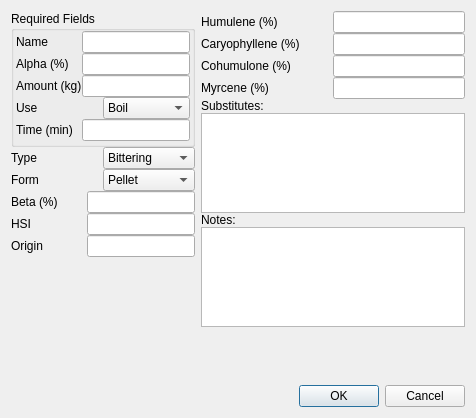
Above: hopEditor.ui from Brewtarget/brewtarget before the change. Below: the same form after it.
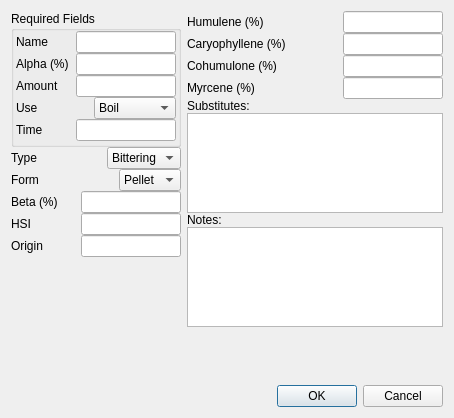
That is the form after the change.

What changed in the file:
```diff
--- a/hopEditor.ui
+++ b/hopEditor.ui
@@ -5,7 +5,7 @@
    <rect>
     <x>0</x>
     <y>0</y>
-    <width>476</width>
+    <width>454</width>
     <height>418</height>
    </rect>
   </property>
@@ -61,6 +61,12 @@
           </property>
           <item>
            <widget class="QLabel" name="label" >
+            <property name="sizePolicy" >
+             <sizepolicy vsizetype="Preferred" hsizetype="Expanding" >
+              <horstretch>0</horstretch>
+              <verstretch>0</verstretch>
+             </sizepolicy>
+            </property>
             <property name="text" >
              <string>Name</string>
             </property>
@@ -69,8 +75,8 @@
           <item>
            <widget class="QLineEdit" name="lineEdit_name" >
             <property name="sizePolicy" >
-             <sizepolicy vsizetype="Fixed" hsizetype="Minimum" >
-              <horstretch>0</horstretch>
+             <sizepolicy vsizetype="Fixed" hsizetype="Fixed" >
+              <horstretch>100</horstretch>
               <verstretch>0</verstretch>
              </sizepolicy>
             </property>
@@ -80,6 +86,12 @@
               <height>0</height>
              </size>
             </property>
+            <property name="maximumSize" >
+             <size>
+              <width>100</width>
+              <height>16777215</height>
+             </size>
+            </property>
            </widget>
           </item>
          </layout>
@@ -88,6 +100,12 @@
          <layout class="QHBoxLayout" name="horizontalLayout_2" >
           <item>
            <widget class="QLabel" name="label_2" >
+            <property name="sizePolicy" >
+             <sizepolicy vsizetype="Preferred" hsizetype="Expanding" >
+              <horstretch>0</horstretch>
+              <verstretch>0</verstretch>
+             </sizepolicy>
+            </property>
             <property name="text" >
              <string>Alpha (%)</string>
             </property>
@@ -96,8 +114,8 @@
           <item>
            <widget class="QLineEdit" name="lineEdit_alpha" >
             <property name="sizePolicy" >
-             <sizepolicy vsizetype="Fixed" hsizetype="Minimum" >
-              <horstretch>0</horstretch>
+             <sizepolicy vsizetype="Fixed" hsizetype="Fixed" >
+              <horstretch>100</horstretch>
               <verstretch>0</verstretch>
              </sizepolicy>
             </property>
@@ -107,6 +125,12 @@
               <height>0</height>
              </size>
             </property>
+            <property name="maximumSize" >
+             <size>
+              <width>100</width>
+              <height>16777215</height>
+             </size>
+            </property>
            </widget>
           </item>
          </layout>
@@ -115,16 +139,22 @@
          <layout class="QHBoxLayout" name="horizontalLayout_3" >
           <item>
            <widget class="QLabel" name="label_3" >
+            <property name="sizePolicy" >
+             <sizepolicy vsizetype="Preferred" hsizetype="Expanding" >
+              <horstretch>0</horstretch>
+              <verstretch>0</verstretch>
+             </sizepolicy>
+            </property>
             <property name="text" >
-             <string>Amount (kg)</string>
+             <string>Amount </string>
             </property>
            </widget>
           </item>
           <item>
            <widget class="QLineEdit" name="lineEdit_amount" >
             <property name="sizePolicy" >
-             <sizepolicy vsizetype="Fixed" hsizetype="Minimum" >
-              <horstretch>0</horstretch>
+             <sizepolicy vsizetype="Fixed" hsizetype="Fixed" >
+              <horstretch>100</horstretch>
               <verstretch>0</verstretch>
              </sizepolicy>
             </property>
@@ -134,6 +164,12 @@
               <height>0</height>
              </size>
             </property>
+            <property name="maximumSize" >
+             <size>
+              <width>100</width>
+              <height>16777215</height>
+             </size>
+            </property>
            </widget>
           </item>
          </layout>
@@ -142,6 +178,12 @@
          <layout class="QHBoxLayout" name="horizontalLayout_5" >
           <item>
            <widget class="QLabel" name="label_5" >
+            <property name="sizePolicy" >
+             <sizepolicy vsizetype="Preferred" hsizetype="Expanding" >
+              <horstretch>0</horstretch>
+              <verstretch>0</verstretch>
+             </sizepolicy>
+            </property>
             <property name="text" >
              <string>Use</string>
             </property>
@@ -182,16 +224,22 @@
          <layout class="QHBoxLayout" name="horizontalLayout_4" >
           <item>
            <widget class="QLabel" name="label_4" >
+            <property name="sizePolicy" >
+             <sizepolicy vsizetype="Preferred" hsizetype="Expanding" >
+              <horstretch>0</horstretch>
+              <verstretch>0</verstretch>
+             </sizepolicy>
+            </property>
             <property name="text" >
-             <string>Time (min)</string>
+             <string>Time</string>
             </property>
            </widget>
           </item>
           <item>
            <widget class="QLineEdit" name="lineEdit_time" >
             <property name="sizePolicy" >
-             <sizepolicy vsizetype="Fixed" hsizetype="Minimum" >
-              <horstretch>0</horstretch>
+             <sizepolicy vsizetype="Fixed" hsizetype="Fixed" >
+              <horstretch>100</horstretch>
               <verstretch>0</verstretch>
              </sizepolicy>
             </property>
@@ -201,6 +249,12 @@
               <height>0</height>
              </size>
             </property>
+            <property name="maximumSize" >
+             <size>
+              <width>100</width>
+              <height>16777215</height>
+             </size>
+            </property>
            </widget>
           </item>
          </layout>
@@ -212,6 +266,12 @@
       <layout class="QHBoxLayout" name="horizontalLayout_6" >
        <item>
         <widget class="QLabel" name="label_6" >
+         <property name="sizePolicy" >
+          <sizepolicy vsizetype="Preferred" hsizetype="Expanding" >
+           <horstretch>0</horstretch>
+           <verstretch>0</verstretch>
+          </sizepolicy>
+         </property>
          <property name="text" >
           <string>Type</string>
          </property>
@@ -242,6 +302,12 @@
       <layout class="QHBoxLayout" name="horizontalLayout_8" >
        <item>
         <widget class="QLabel" name="label_8" >
+         <property name="sizePolicy" >
+          <sizepolicy vsizetype="Preferred" hsizetype="Expanding" >
+           <horstretch>0</horstretch>
+           <verstretch>0</verstretch>
+          </sizepolicy>
+         </property>
          <property name="text" >
           <string>Form</string>
          </property>
@@ -272,6 +338,12 @@
       <layout class="QHBoxLayout" name="horizontalLayout_7" >
        <item>
         <widget class="QLabel" name="label_7" >
+         <property name="sizePolicy" >
+          <sizepolicy vsizetype="Preferred" hsizetype="Expanding" >
+           <horstretch>0</horstretch>
+           <verstretch>0</verstretch>
+          </sizepolicy>
+         </property>
          <property name="text" >
           <string>Beta (%)</string>
          </property>
@@ -280,8 +352,8 @@
        <item>
         <widget class="QLineEdit" name="lineEdit_beta" >
          <property name="sizePolicy" >
-          <sizepolicy vsizetype="Fixed" hsizetype="Minimum" >
-           <horstretch>0</horstretch>
+          <sizepolicy vsizetype="Fixed" hsizetype="Fixed" >
+           <horstretch>100</horstretch>
            <verstretch>0</verstretch>
           </sizepolicy>
          </property>
@@ -291,6 +363,12 @@
            <height>0</height>
           </size>
          </property>
+         <property name="maximumSize" >
+          <size>
+           <width>100</width>
+           <height>16777215</height>
+          </size>
+         </property>
         </widget>
        </item>
       </layout>
@@ -299,6 +377,12 @@
       <layout class="QHBoxLayout" name="horizontalLayout_9" >
        <item>
         <widget class="QLabel" name="label_9" >
+         <property name="sizePolicy" >
+          <sizepolicy vsizetype="Preferred" hsizetype="Expanding" >
+           <horstretch>0</horstretch>
+           <verstretch>0</verstretch>
+          </sizepolicy>
+         </property>
          <property name="text" >
           <string>HSI</string>
          </property>
@@ -307,8 +391,8 @@
        <item>
         <widget class="QLineEdit" name="lineEdit_HSI" >
          <property name="sizePolicy" >
-          <sizepolicy vsizetype="Fixed" hsizetype="Minimum" >
-           <horstretch>0</horstretch>
+          <sizepolicy vsizetype="Fixed" hsizetype="Fixed" >
+           <horstretch>100</horstretch>
            <verstretch>0</verstretch>
           </sizepolicy>
          </property>
@@ -318,6 +402,12 @@
            <height>0</height>
           </size>
          </property>
+         <property name="maximumSize" >
+          <size>
+           <width>100</width>
+           <height>16777215</height>
+          </size>
+         </property>
         </widget>
        </item>
       </layout>
@@ -326,6 +416,12 @@
       <layout class="QHBoxLayout" name="horizontalLayout_10" >
        <item>
         <widget class="QLabel" name="label_10" >
+         <property name="sizePolicy" >
+          <sizepolicy vsizetype="Preferred" hsizetype="Expanding" >
+           <horstretch>0</horstretch>
+           <verstretch>0</verstretch>
+          </sizepolicy>
+         </property>
          <property name="text" >
           <string>Origin</string>
          </property>
@@ -334,8 +430,8 @@
        <item>
         <widget class="QLineEdit" name="lineEdit_origin" >
          <property name="sizePolicy" >
-          <sizepolicy vsizetype="Fixed" hsizetype="Minimum" >
-           <horstretch>0</horstretch>
+          <sizepolicy vsizetype="Fixed" hsizetype="Fixed" >
+           <horstretch>100</horstretch>
            <verstretch>0</verstretch>
           </sizepolicy>
          </property>
@@ -345,6 +441,12 @@
            <height>0</height>
           </size>
          </property>
+         <property name="maximumSize" >
+          <size>
+           <width>100</width>
+           <height>16777215</height>
+          </size>
+         </property>
         </widget>
        </item>
       </layout>
@@ -376,6 +478,12 @@
       <layout class="QHBoxLayout" name="horizontalLayout_14" >
        <item>
         <widget class="QLabel" name="label_11" >
+         <property name="sizePolicy" >
+          <sizepolicy vsizetype="Preferred" hsizetype="Expanding" >
+           <horstretch>0</horstretch>
+           <verstretch>0</verstretch>
+          </sizepolicy>
+         </property>
          <property name="text" >
           <string>Humulene (%)</string>
          </property>
@@ -384,8 +492,8 @@
        <item>
         <widget class="QLineEdit" name="lineEdit_humulene" >
          <property name="sizePolicy" >
-          <sizepolicy vsizetype="Fixed" hsizetype="Preferred" >
-           <horstretch>0</horstretch>
+          <sizepolicy vsizetype="Fixed" hsizetype="Fixed" >
+           <horstretch>100</horstretch>
            <verstretch>0</verstretch>
           </sizepolicy>
          </property>
@@ -395,6 +503,12 @@
            <height>0</height>
           </size>
          </property>
+         <property name="maximumSize" >
+          <size>
+           <width>100</width>
+           <height>16777215</height>
+          </size>
+         </property>
         </widget>
        </item>
       </layout>
@@ -403,6 +517,12 @@
       <layout class="QHBoxLayout" name="horizontalLayout_13" >
        <item>
         <widget class="QLabel" name="label_12" >
+         <property name="sizePolicy" >
+          <sizepolicy vsizetype="Preferred" hsizetype="Expanding" >
+           <horstretch>0</horstretch>
+           <verstretch>0</verstretch>
+          </sizepolicy>
+         </property>
          <property name="text" >
           <string>Caryophyllene (%)</string>
          </property>
@@ -411,8 +531,8 @@
        <item>
         <widget class="QLineEdit" name="lineEdit_caryophyllene" >
          <property name="sizePolicy" >
-          <sizepolicy vsizetype="Fixed" hsizetype="Minimum" >
-           <horstretch>0</horstretch>
+          <sizepolicy vsizetype="Fixed" hsizetype="Fixed" >
+           <horstretch>100</horstretch>
            <verstretch>0</verstretch>
           </sizepolicy>
          </property>
@@ -422,6 +542,12 @@
            <height>0</height>
           </size>
          </property>
+         <property name="maximumSize" >
+          <size>
+           <width>100</width>
+           <height>16777215</height>
+          </size>
+         </property>
         </widget>
        </item>
       </layout>
@@ -430,6 +556,12 @@
       <layout class="QHBoxLayout" name="horizontalLayout_12" >
        <item>
         <widget class="QLabel" name="label_13" >
+         <property name="sizePolicy" >
+          <sizepolicy vsizetype="Preferred" hsizetype="Expanding" >
+           <horstretch>0</horstretch>
+           <verstretch>0</verstretch>
+          </sizepolicy>
+         </property>
          <property name="text" >
           <string>Cohumulone (%)</string>
          </property>
@@ -438,8 +570,8 @@
        <item>
         <widget class="QLineEdit" name="lineEdit_cohumulone" >
          <property name="sizePolicy" >
-          <sizepolicy vsizetype="Fixed" hsizetype="Minimum" >
-           <horstretch>0</horstretch>
+          <sizepolicy vsizetype="Fixed" hsizetype="Fixed" >
+           <horstretch>100</horstretch>
            <verstretch>0</verstretch>
           </sizepolicy>
          </property>
@@ -449,6 +581,12 @@
            <height>0</height>
           </size>
          </property>
+         <property name="maximumSize" >
+          <size>
+           <width>100</width>
+           <height>16777215</height>
+          </size>
+         </property>
         </widget>
        </item>
       </layout>
@@ -457,6 +595,12 @@
       <layout class="QHBoxLayout" name="horizontalLayout_11" >
        <item>
         <widget class="QLabel" name="label_14" >
+         <property name="sizePolicy" >
+          <sizepolicy vsizetype="Preferred" hsizetype="Expanding" >
+           <horstretch>0</horstretch>
+           <verstretch>0</verstretch>
+          </sizepolicy>
+         </property>
          <property name="text" >
           <string>Myrcene (%)</string>
          </property>
@@ -465,8 +609,8 @@
        <item>
         <widget class="QLineEdit" name="lineEdit_myrcene" >
          <property name="sizePolicy" >
-          <sizepolicy vsizetype="Fixed" hsizetype="Minimum" >
-           <horstretch>0</horstretch>
+          <sizepolicy vsizetype="Fixed" hsizetype="Fixed" >
+           <horstretch>100</horstretch>
            <verstretch>0</verstretch>
           </sizepolicy>
          </property>
@@ -476,6 +620,12 @@
            <height>0</height>
           </size>
          </property>
+         <property name="maximumSize" >
+          <size>
+           <width>100</width>
+           <height>16777215</height>
+          </size>
+         </property>
         </widget>
        </item>
       </layout>
```
